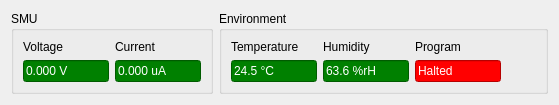
Above: comet_longterm/statuswidget.ui from hephy-dd/comet-longterm before the change. Below: the same form after it.
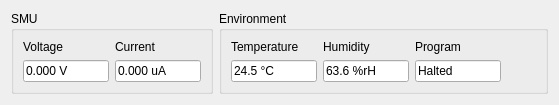
That is the form after the change.

Commit message: updated status widget appearance

What changed in the file:
```diff
--- a/comet_longterm/statuswidget.ui
+++ b/comet_longterm/statuswidget.ui
@@ -34,9 +34,6 @@
           <height>16777215</height>
          </size>
         </property>
-        <property name="styleSheet">
-         <string notr="true">color:white;background:green;</string>
-        </property>
         <property name="text">
          <string>0.000 uA</string>
         </property>
@@ -86,6 +83,9 @@
       </item>
       <item row="1" column="0">
        <widget class="QLineEdit" name="voltageLineEdit">
+        <property name="enabled">
+         <bool>true</bool>
+        </property>
         <property name="sizePolicy">
          <sizepolicy hsizetype="Minimum" vsizetype="Fixed">
           <horstretch>0</horstretch>
@@ -98,12 +98,12 @@
           <height>16777215</height>
          </size>
         </property>
-        <property name="styleSheet">
-         <string notr="true">color:white;background:green;</string>
-        </property>
         <property name="text">
          <string>0.000 V</string>
         </property>
+        <property name="readOnly">
+         <bool>true</bool>
+        </property>
        </widget>
       </item>
      </layout>
@@ -148,9 +148,6 @@
           <height>16777215</height>
          </size>
         </property>
-        <property name="styleSheet">
-         <string notr="true">color:white;background:green;</string>
-        </property>
         <property name="text">
          <string>63.6 %rH</string>
         </property>
@@ -186,9 +183,6 @@
           <height>16777215</height>
          </size>
         </property>
-        <property name="styleSheet">
-         <string notr="true">color:white;background:green;</string>
-        </property>
         <property name="text">
          <string>24.5 °C</string>
         </property>
@@ -244,9 +238,6 @@
           <height>16777215</height>
          </size>
         </property>
-        <property name="styleSheet">
-         <string notr="true">color:white;background:red;</string>
-        </property>
         <property name="text">
          <string>Halted</string>
         </property>
```
The commit also changes 1 other file.
